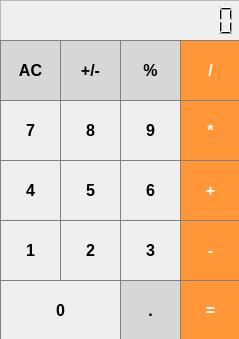
Qt form calculator/mainwindow.ui (desolationGol/calc) before a commit.
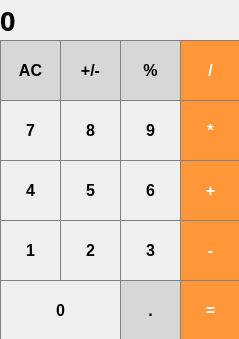
The same form after that commit.

```diff
--- a/calculator/mainwindow.ui
+++ b/calculator/mainwindow.ui
@@ -14,40 +14,6 @@
    <string>Calculator</string>
   </property>
   <widget class="QWidget" name="centralWidget">
-   <widget class="QLCDNumber" name="lcdNumber">
-    <property name="geometry">
-     <rect>
-      <x>0</x>
-      <y>0</y>
-      <width>241</width>
-      <height>41</height>
-     </rect>
-    </property>
-    <property name="font">
-     <font>
-      <weight>75</weight>
-      <bold>true</bold>
-     </font>
-    </property>
-    <property name="frameShape">
-     <enum>QFrame::StyledPanel</enum>
-    </property>
-    <property name="frameShadow">
-     <enum>QFrame::Sunken</enum>
-    </property>
-    <property name="smallDecimalPoint">
-     <bool>false</bool>
-    </property>
-    <property name="digitCount">
-     <number>15</number>
-    </property>
-    <property name="mode">
-     <enum>QLCDNumber::Dec</enum>
-    </property>
-    <property name="segmentStyle">
-     <enum>QLCDNumber::Filled</enum>
-    </property>
-   </widget>
    <widget class="QPushButton" name="pushButton_ac">
     <property name="geometry">
      <rect>
@@ -618,6 +584,35 @@
      <string>8</string>
     </property>
    </widget>
+   <widget class="QLabel" name="lcdNumber">
+    <property name="geometry">
+     <rect>
+      <x>0</x>
+      <y>0</y>
+      <width>241</width>
+      <height>41</height>
+     </rect>
+    </property>
+    <property name="font">
+     <font>
+      <family>Onyx</family>
+      <pointsize>20</pointsize>
+      <weight>75</weight>
+      <bold>true</bold>
+     </font>
+    </property>
+    <property name="styleSheet">
+     <string notr="true">QLabel {
+  qproperty-alignment: 'AlignVCenter | AlignRight';
+  border: 1px solid gray;
+}
+
+background-color : white;</string>
+    </property>
+    <property name="text">
+     <string>0</string>
+    </property>
+   </widget>
   </widget>
  </widget>
  <layoutdefault spacing="6" margin="11"/>
```
